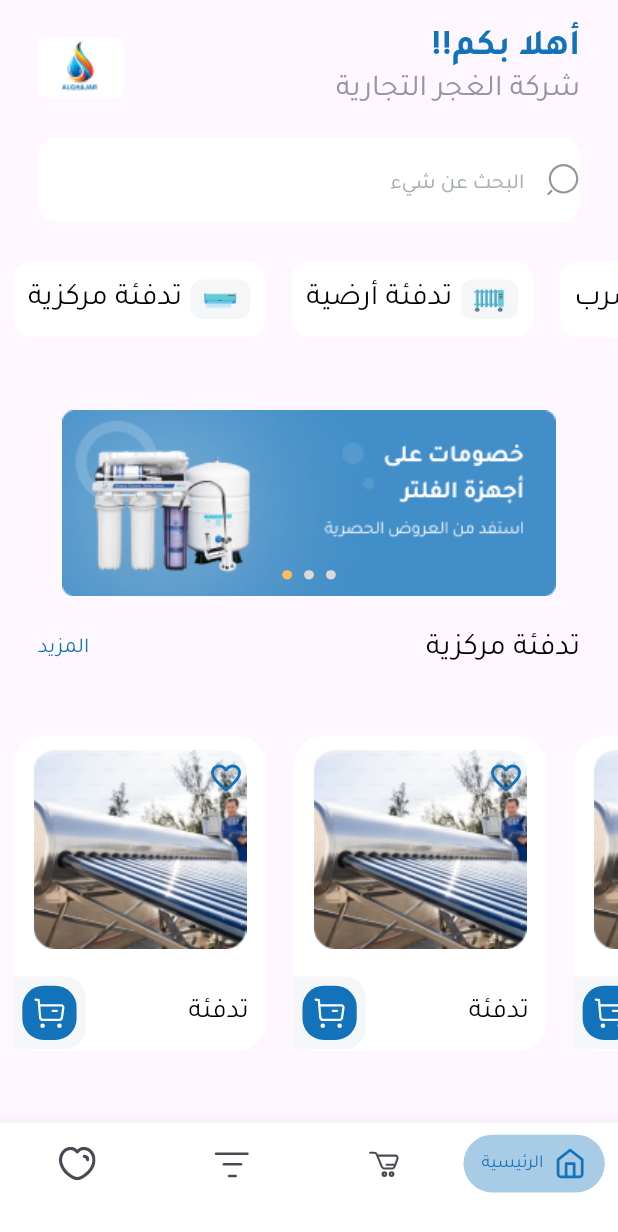
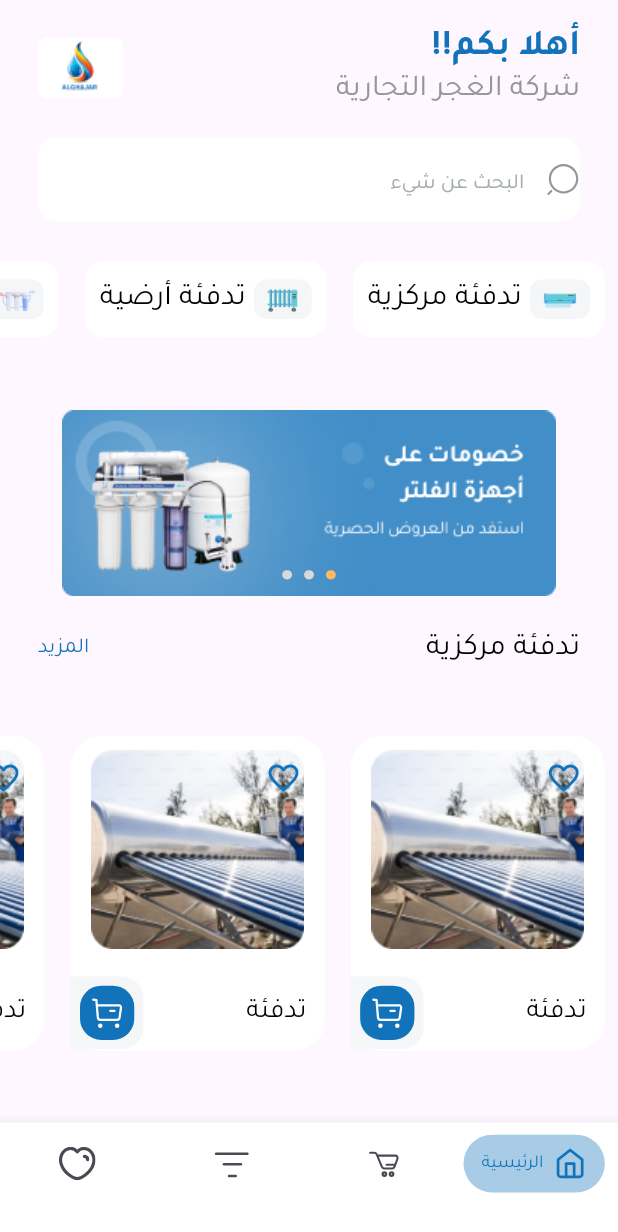
Before and after one commit to saleemAlkadour1/ghajar_app, a Flutter app: the HomeScreen screen opened directly, on a phone screen of 412 x 824 dp. Shown: the top 1232 px of the screen. Run offline on Flutter 3.47's test engine with Material 3 defaults, Android fonts, the phone set to English and light mode, and no system bars; drawn by our look-alikes of smooth_page_indicator; our stand-ins replace device_info_plus, flutter_riverpod, flutter_screenutil, flutter_svg, fluttertoast, recase; missing offline and left inert: navigation_history_observer; project files that could hold a hidden picture were left out.

Commit message:
1- Delete easy_localization 2- Rename Translations class to MyStrings class and rename translation file to my_string file 3- Apply directionality on the application

```diff
--- a/assets/translation/ar.json
+++ /dev/null
@@ -1,3 +0,0 @@
-[
-
-]
--- a/lib/app/translations.dart
+++ b/lib/app/my_strings.dart
@@ -1,4 +1,4 @@
-class Translations {
+class MyStrings {
   static List<String> get titlesPageView => [
         'مرحبًا بك في تطبيق جغر',
         'تسوق كل ما تحتاجه بسهولة',
--- a/lib/ui/screens/cart_screen.dart
+++ b/lib/ui/screens/cart_screen.dart
@@ -3,7 +3,7 @@
 import 'package:flutter/material.dart';
 import 'package:flutter_riverpod/flutter_riverpod.dart';
 import 'package:ghajar_app/app/app_spacing.dart';
-import 'package:ghajar_app/app/translations.dart';
+import 'package:ghajar_app/app/my_strings.dart';
 import 'package:ghajar_app/ui/widgets/cart_screen_widgets/custom_list_view_in_cart_screen.dart';
 import 'package:ghajar_app/ui/widgets/cart_screen_widgets/payment_summary_card.dart';
 import 'package:ghajar_app/ui/widgets/custom_app_bar.dart';
@@ -17,7 +17,7 @@ class CartScreen extends ConsumerWidget implements AppPageRoute {
   @override
   Widget build(BuildContext context, WidgetRef ref) {
     return Scaffold(
-      appBar: CustomAppBar(title: Translations.shoppingCart),
+      appBar: CustomAppBar(title: MyStrings.shoppingCart),
       body: Padding(
         padding: EdgeInsets.symmetric(horizontal: AppSpacing.value(23).w),
         child: Column(
--- a/lib/ui/screens/catalog_screen.dart
+++ b/lib/ui/screens/catalog_screen.dart
@@ -3,7 +3,7 @@
 import 'package:flutter/material.dart';
 import 'package:flutter_riverpod/flutter_riverpod.dart';
 import 'package:ghajar_app/app/app_spacing.dart';
-import 'package:ghajar_app/app/translations.dart';
+import 'package:ghajar_app/app/my_strings.dart';
 import 'package:ghajar_app/providers/variables_provider.dart';
 import 'package:ghajar_app/ui/widgets/catalog_screen_widgets/catalog_item.dart';
 import 'package:ghajar_app/ui/widgets/custom_app_bar.dart';
@@ -17,7 +17,7 @@ class CatalogScreen extends ConsumerWidget implements AppPageRoute {
   Widget build(BuildContext context, WidgetRef ref) {
     List<String> pathImages = ref.watch(listPathImage);
     return Scaffold(
-        appBar: CustomAppBar(title: Translations.catalog),
+        appBar: CustomAppBar(title: MyStrings.catalog),
         body: Padding(
           padding: EdgeInsets.symmetric(
               vertical: AppSpacing.value(25).h,
@@ -27,7 +27,7 @@ class CatalogScreen extends ConsumerWidget implements AppPageRoute {
             itemBuilder: (context, index) {
               return CatalogItem(
                 sort: index + 1,
-                title: Translations.categoryTitles[index],
+                title: MyStrings.categoryTitles[index],
                 pathImage: pathImages[index],
               );
             },
--- a/lib/ui/screens/favourite_screen.dart
+++ b/lib/ui/screens/favourite_screen.dart
@@ -2,7 +2,7 @@
 
 import 'package:flutter/material.dart';
 import 'package:ghajar_app/app/app_spacing.dart';
-import 'package:ghajar_app/app/translations.dart';
+import 'package:ghajar_app/app/my_strings.dart';
 import 'package:ghajar_app/ui/widgets/custom_app_bar.dart';
 import 'package:ghajar_app/ui/widgets/home_screen_widgets/product_item.dart';
 import 'package:ghajar_app/utils/enums/app_page_route_enum.dart';
@@ -15,7 +15,7 @@ class FavouriteScreen extends StatelessWidget implements AppPageRoute {
   Widget build(BuildContext context) {
     return Scaffold(
       appBar: CustomAppBar(
-        title: Translations.favorite,
+        title: MyStrings.favorite,
       ),
       body: Padding(
         padding: EdgeInsets.symmetric(
--- a/lib/ui/screens/home_screen.dart
+++ b/lib/ui/screens/home_screen.dart
@@ -5,7 +5,7 @@ import 'package:flutter_riverpod/flutter_riverpod.dart';
 import 'package:ghajar_app/app/app_colors.dart';
 import 'package:ghajar_app/app/app_spacing.dart';
 import 'package:ghajar_app/app/app_text_styles.dart';
-import 'package:ghajar_app/app/translations.dart';
+import 'package:ghajar_app/app/my_strings.dart';
 import 'package:ghajar_app/providers/variables_provider.dart';
 import 'package:ghajar_app/ui/bottom_navigation_bar_item.dart';
 import 'package:ghajar_app/ui/screens/cart_screen.dart';
@@ -54,12 +54,12 @@ class HomeScreen extends ConsumerWidget implements AppPageRoute {
                         mainAxisAlignment: MainAxisAlignment.spaceBetween,
                         children: [
                           Text(
-                            Translations.more,
+                            MyStrings.more,
                             style: MyText
                                 .appStyle.small.wRegular.reColorPrimary.style,
                           ),
                           Text(
-                            Translations.centralHeating,
+                            MyStrings.centralHeating,
                             style: MyText.appStyle.l.wMedium.reColorText.style,
                           )
                         ],
@@ -89,25 +89,25 @@ class HomeScreen extends ConsumerWidget implements AppPageRoute {
               customBottomNavigationBarItem(
                 index: 0,
                 selectedIndex: ref.watch(selectedIndexProvider),
-                title: Translations.favorite,
+                title: MyStrings.favorite,
                 pathImage: 'assets/images/app_icons/heart.svg',
               ),
               customBottomNavigationBarItem(
                 index: 1,
                 selectedIndex: ref.watch(selectedIndexProvider),
-                title: Translations.catalog,
+                title: MyStrings.catalog,
                 pathImage: 'assets/images/app_icons/sort.svg',
               ),
               customBottomNavigationBarItem(
                 index: 2,
                 selectedIndex: ref.watch(selectedIndexProvider),
-                title: Translations.cart,
+                title: MyStrings.cart,
                 pathImage: 'assets/images/app_icons/cart.svg',
               ),
               customBottomNavigationBarItem(
                 index: 3,
                 selectedIndex: ref.watch(selectedIndexProvider),
-                title: Translations.main,
+                title: MyStrings.main,
                 pathImage: 'assets/images/app_icons/home.svg',
               ),
             ],
--- a/lib/ui/widgets/home_screen_widgets/categories_list_view.dart
+++ b/lib/ui/widgets/home_screen_widgets/categories_list_view.dart
@@ -1,7 +1,7 @@
 import 'package:flutter/material.dart';
 import 'package:flutter_riverpod/flutter_riverpod.dart';
 import 'package:ghajar_app/app/app_spacing.dart';
-import 'package:ghajar_app/app/translations.dart';
+import 'package:ghajar_app/app/my_strings.dart';
 import 'package:ghajar_app/providers/variables_provider.dart';
 import 'package:ghajar_app/ui/widgets/home_screen_widgets/category_item.dart';
 
@@ -17,12 +17,13 @@ class CategoriesListView extends ConsumerWidget {
     return SizedBox(
       height: AppSpacing.value(50).h,
       child: ListView.builder(
+        reverse: true,
         scrollDirection: Axis.horizontal,
         itemCount: pathImages.length,
         itemBuilder: (context, index) {
           return CategoryItem(
             pathImage: pathImages[index],
-            title: Translations.categoryTitles[index],
+            title: MyStrings.categoryTitles[index],
           );
         },
       ),
--- a/lib/ui/widgets/home_screen_widgets/custom_app_bar_in_home_view.dart
+++ b/lib/ui/widgets/home_screen_widgets/custom_app_bar_in_home_view.dart
@@ -4,7 +4,7 @@ import 'package:ghajar_app/app/app_colors.dart';
 import 'package:ghajar_app/app/app_radius.dart';
 import 'package:ghajar_app/app/app_spacing.dart';
 import 'package:ghajar_app/app/app_text_styles.dart';
-import 'package:ghajar_app/app/translations.dart';
+import 'package:ghajar_app/app/my_strings.dart';
 
 class CustomAppBarInHomeView extends StatelessWidget {
   const CustomAppBarInHomeView({
@@ -36,12 +36,12 @@ class CustomAppBarInHomeView extends StatelessWidget {
             crossAxisAlignment: CrossAxisAlignment.end,
             children: [
               Text(
-                Translations.welcome,
+                MyStrings.welcome,
                 style: MyText.appStyle.xl.wBold.reColorPrimary.style,
               ),
               AppSpacing.value(6).inColumn,
               Text(
-                Translations.ghajarCompany,
+                MyStrings.ghajarCompany,
                 style: MyText.appStyle.l.wMedium.reColorXLightText.style,
               ),
             ],
--- a/lib/ui/widgets/home_screen_widgets/custom_text_field.dart
+++ b/lib/ui/widgets/home_screen_widgets/custom_text_field.dart
@@ -5,7 +5,7 @@ import 'package:ghajar_app/app/app_colors.dart';
 import 'package:ghajar_app/app/app_radius.dart';
 import 'package:ghajar_app/app/app_spacing.dart';
 import 'package:ghajar_app/app/app_text_styles.dart';
-import 'package:ghajar_app/app/translations.dart';
+import 'package:ghajar_app/app/my_strings.dart';
 
 class CustomTextField extends StatelessWidget {
   const CustomTextField({
@@ -20,7 +20,7 @@ class CustomTextField extends StatelessWidget {
         textDirection: TextDirection.rtl,
         child: TextField(
           decoration: InputDecoration(
-            hintText: Translations.searchForSomething,
+            hintText: MyStrings.searchForSomething,
             hintStyle: MyText.appStyle.small.wRegular.reColorXXLightText.style,
             prefixIcon: SvgPicture.asset(
               'assets/images/app_icons/search.svg',
--- a/lib/ui/widgets/home_screen_widgets/offer_slide.dart
+++ b/lib/ui/widgets/home_screen_widgets/offer_slide.dart
@@ -13,7 +13,9 @@ class OfferSlide extends StatelessWidget {
 
   @override
   Widget build(BuildContext context) {
-    return SizedBox(
+    return Directionality(
+      textDirection: TextDirection.rtl,
+      child: SizedBox(
           width: double.infinity,
           height: AppSpacing.value(124).h,
           child: Stack(
@@ -47,6 +49,7 @@ class OfferSlide extends StatelessWidget {
                 ),
               ))
             ],
-        ));
+          )),
+    );
   }
 }
--- a/lib/ui/widgets/home_screen_widgets/product_item.dart
+++ b/lib/ui/widgets/home_screen_widgets/product_item.dart
@@ -5,7 +5,7 @@ import 'package:ghajar_app/app/app_colors.dart';
 import 'package:ghajar_app/app/app_radius.dart';
 import 'package:ghajar_app/app/app_spacing.dart';
 import 'package:ghajar_app/app/app_text_styles.dart';
-import 'package:ghajar_app/app/translations.dart';
+import 'package:ghajar_app/app/my_strings.dart';
 import 'package:ghajar_app/ui/screens/details_screen.dart';
 import 'package:ghajar_app/utils/navigation.dart';
 
@@ -76,7 +76,7 @@ class ProductItem extends StatelessWidget {
                 Padding(
                   padding: EdgeInsets.only(right: 11.w),
                   child: Text(
-                    Translations.heating,
+                    MyStrings.heating,
                     style: MyText.appStyle.ml.wRegular.reColorText.style,
                   ),
                 )
--- a/lib/ui/widgets/home_screen_widgets/products_list_view.dart
+++ b/lib/ui/widgets/home_screen_widgets/products_list_view.dart
@@ -11,6 +11,7 @@ class ProductsListView extends StatelessWidget {
     return SizedBox(
       height: 210,
       child: ListView.builder(
+        reverse: true,
         scrollDirection: Axis.horizontal,
         itemCount: 10,
         itemBuilder: (context, index) {
--- a/pubspec.yaml
+++ b/pubspec.yaml
@@ -29,7 +29,6 @@ environment:
 # versions available, run `flutter pub outdated`.
 dependencies:
   device_info_plus: ^10.1.2
-  easy_localization: ^3.0.7
   flutter:
     sdk: flutter
   flutter_riverpod: ^2.5.1
```
Also changed, not shown: lib/main.dart (+5 -9 lines), lib/ui/screens/welcome_screen.dart (+4 -4 lines), pubspec.lock, 1 other file. Lines whose indentation alone changed are shown as unchanged.
